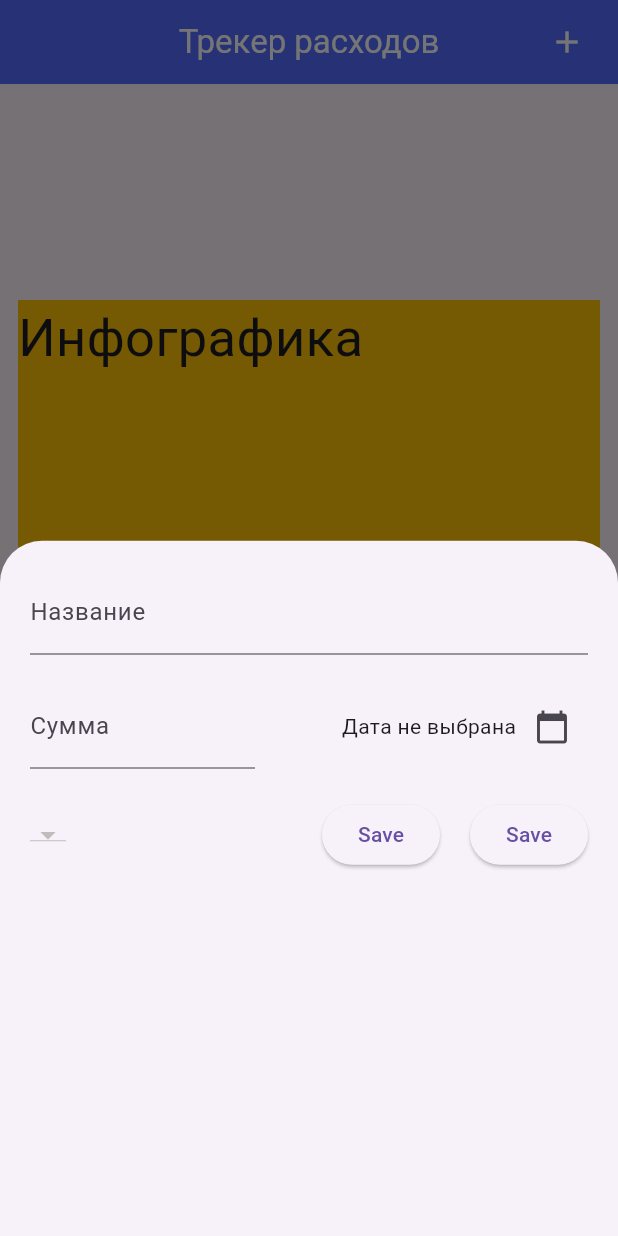
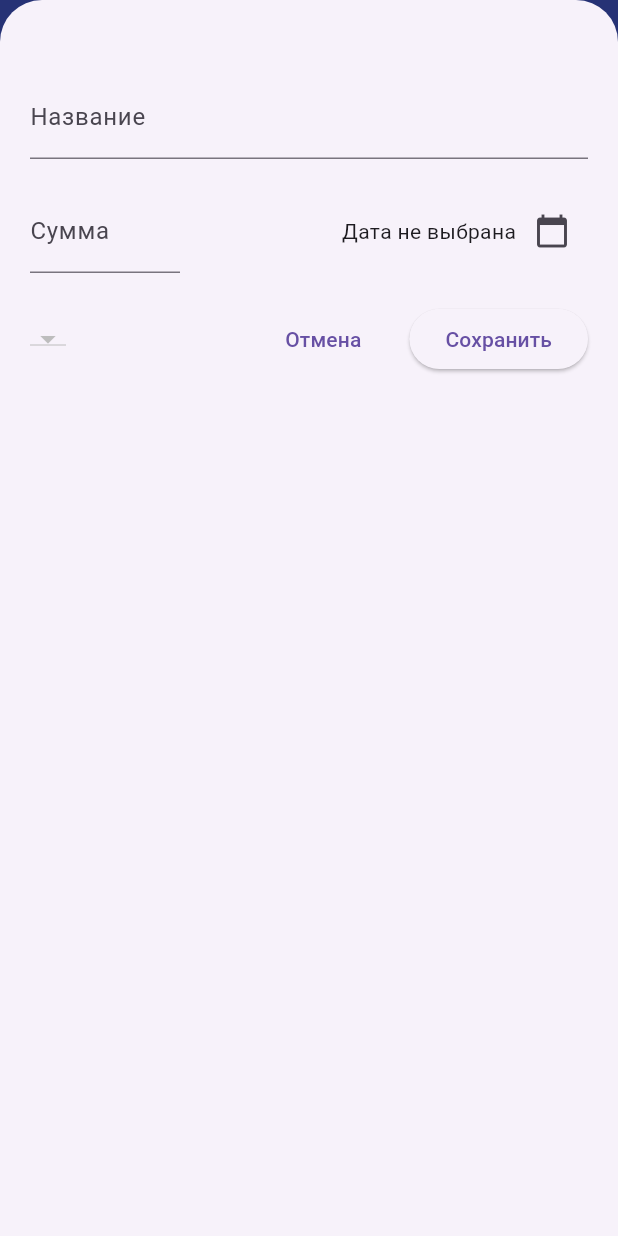
Before and after one commit to timkanurmamatov/expense_tracker, a Flutter app: the screen it shows after launch, after a tap on the "add" icon, on a phone screen of 412 x 824 dp. Run offline on Flutter 3.47's test engine with Material 3 defaults, Android fonts, the phone set to English and light mode, and no system bars.

Commit message:
Обновился по Мастеру

```diff
--- a/lib/models/expense_model.dart
+++ b/lib/models/expense_model.dart
@@ -1,3 +1,4 @@
+import 'package:flutter/material.dart';
 import 'package:uuid/uuid.dart';
 
 const uuid = Uuid();
@@ -17,9 +18,19 @@ class ExpenseModel {
   }) : id = uuid.v4();
 }
 
-enum Category {
-  food,
-  travel,
-  leisure,
-  work,
+enum Category { food, travel, leisure, work }
+
+extension CategoryIconExtension on Category {
+  IconData get icon {
+    switch (this) {
+      case Category.food:
+        return Icons.restaurant;
+      case Category.travel:
+        return Icons.airplanemode_active;
+      case Category.leisure:
+        return Icons.movie;
+      case Category.work:
+        return Icons.work;
+    }
+  }
 }
--- a/lib/widgets/expense_add.dart
+++ b/lib/widgets/expense_add.dart
@@ -14,7 +14,7 @@ class _ExpenseAddState extends State<ExpenseAdd> {
   @override
   Widget build(BuildContext context) {
     return Container(
-      margin: EdgeInsets.all(20),
+      margin: EdgeInsets.symmetric(horizontal: 20, vertical: 50),
       width: double.infinity,
       child: Column(
         spacing: 20,
@@ -26,9 +26,10 @@ class _ExpenseAddState extends State<ExpenseAdd> {
           ),
           //Expense sumary and date
           Row(
+
             children: [
               SizedBox(
-                width: 150,
+                width: 100,
                 child: TextField(
                   controller: _controllerSumary,
                   decoration: InputDecoration(labelText: 'Сумма'),
@@ -45,8 +46,8 @@ class _ExpenseAddState extends State<ExpenseAdd> {
             children: [
               DropdownButton(items: null, onChanged: null),
               Spacer(),
-              ElevatedButton(onPressed: () {}, child: Text('Save')),
-              ElevatedButton(onPressed: () {}, child: Text('Save')),
+              TextButton(onPressed: () {}, child: Text('Отмена')),
+              ElevatedButton(onPressed: () {}, child: Text('Сохранить')),
             ],
           ),
         ],
--- a/lib/widgets/expense_list.dart
+++ b/lib/widgets/expense_list.dart
@@ -9,18 +9,18 @@ class ExpenseList extends StatelessWidget {
 
   @override
   Widget build(BuildContext context) {
-    return Column(
-        // for(ExpenseModel e in expenses){
-        //   e
-        // }
-        children: expenses.map(
-          (e) { // e -> expenses[i]
-            return ExpenseListTile(expense: e);
-          },
-        ).toList(),
-      );
+    return ListView.separated(
+      padding: EdgeInsets.symmetric(horizontal: 8, vertical: 16),
+      itemCount: expenses.length,
+      itemBuilder: (context, index) {
+        return ExpenseListTile(
+          expense: expenses[index],
+          color: index % 2 == 0 ? Colors.amberAccent : Colors.deepOrangeAccent,
+        );
+      },
+      separatorBuilder: (BuildContext context, int index) {
+        return SizedBox(height: 10);
+      },
+    );
   }
 }
-
-
-// Text(expenses[index].title, style: TextStyle(fontSize: 35))
--- a/lib/widgets/expense_list_tile.dart
+++ b/lib/widgets/expense_list_tile.dart
@@ -5,30 +5,30 @@ import 'package:intl/intl.dart';
 
 class ExpenseListTile extends StatelessWidget {
   final ExpenseModel expense;
+  final Color color;
 
-  const ExpenseListTile({super.key, required this.expense});
+  const ExpenseListTile({
+    super.key,
+    required this.expense,
+    required this.color,
+  });
 
   @override
   Widget build(BuildContext context) {
-    final date = expense.date;
-    final formattedDate = DateFormat('dd.MM.yyyy').format(date);
+    //final DateTime date = expense.date;
+    final String formattedDate = DateFormat.yMd().format(expense.date);
     return Card(
-      color: const Color.fromARGB(255, 161, 248, 217),
+      color: color,
       elevation: 10,
       child: Padding(
         padding: const EdgeInsets.symmetric(horizontal: 16, vertical: 8),
         child: Column(
           crossAxisAlignment: CrossAxisAlignment.start,
           children: [
-            // title
             Text(expense.title, style: TextStyle(fontSize: 20)),
             SizedBox(height: 12),
-            // Row
-            // [amount, *spacer, category, date]
             Row(
               children: [
-                // amount
-                // todo: Заменить KGS на иконку из интернета (Image.asset - .png)
                 Image.asset(
                   'assets/images/Kyrgyzstan.png',
                   height: 25,
@@ -36,17 +36,9 @@ class ExpenseListTile extends StatelessWidget {
                 ),
                 SizedBox(width: 5),
                 Text('KGS ${expense.amount}'),
-
-
-                // spacer
                 Spacer(),
-
-                // icon -> category
-                Icon(Icons.date_range),
-
+                Icon(expense.category.icon),
                 SizedBox(width: 12),
-
-                // date
                 Text(formattedDate),
               ],
             ),
--- a/lib/widgets/expenses_screen.dart
+++ b/lib/widgets/expenses_screen.dart
@@ -28,6 +28,18 @@ class _ExpensesScreenState extends State<ExpensesScreen> {
         amount: 15.55,
         date: DateTime.now(),
         category: Category.leisure,
+      ),
+      ExpenseModel(
+        title: "Курсы Flutter",
+        amount: 50,
+        date: DateTime.now(),
+        category: Category.travel,
+      ),
+      ExpenseModel(
+        title: "Кинотеатр",
+        amount: 15.55,
+        date: DateTime.now(),
+        category: Category.food,
       ),
     ];
     super.initState();
@@ -61,12 +73,12 @@ class _ExpensesScreenState extends State<ExpensesScreen> {
           children: [
             Container(
               width: double.infinity,
-              height: 300,
+              height: 250,
               color: Colors.amber,
 
               child: Text("Инфографика", style: TextStyle(fontSize: 35)),
             ),
-            ExpenseList(expenses: _expenses),
+            Expanded(child: ExpenseList(expenses: _expenses)),
           ],
         ),
       ),
@@ -80,6 +92,8 @@ class _ExpensesScreenState extends State<ExpensesScreen> {
   void _buildModal() {
     setState(() {
       showModalBottomSheet(
+        isDismissible: true,
+        isScrollControlled: true,
         context: context,
         builder: (BuildContext context) {
           return ExpenseAdd();
```
